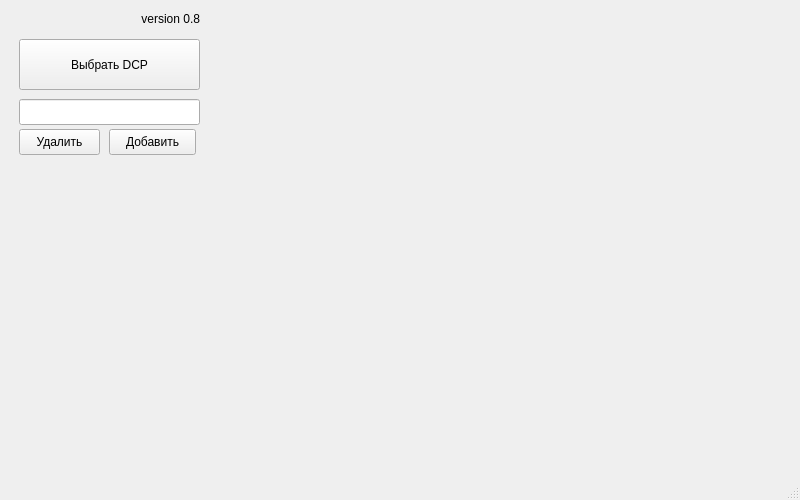
This is mainwindow.ui in SaveTheTelvit/DCPHashValidator as Qt 5 draws it before an edit. The edited form follows.
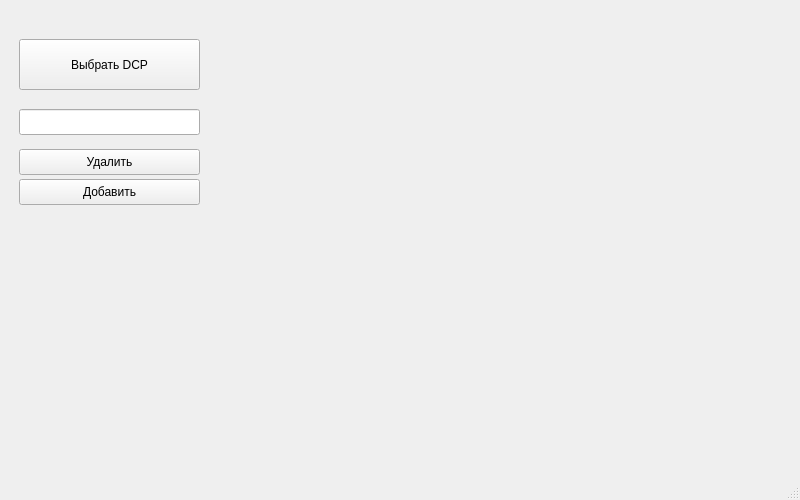
This is the edited form.

Patch:
```diff
--- a/mainwindow.ui
+++ b/mainwindow.ui
@@ -51,9 +51,9 @@
       <widget class="QPushButton" name="pushButton_2">
        <property name="geometry">
         <rect>
-         <x>100</x>
-         <y>120</y>
-         <width>87</width>
+         <x>10</x>
+         <y>170</y>
+         <width>181</width>
          <height>26</height>
         </rect>
        </property>
@@ -65,7 +65,7 @@
        <property name="geometry">
         <rect>
          <x>10</x>
-         <y>90</y>
+         <y>100</y>
          <width>181</width>
          <height>26</height>
         </rect>
@@ -75,8 +75,8 @@
        <property name="geometry">
         <rect>
          <x>10</x>
-         <y>120</y>
-         <width>81</width>
+         <y>140</y>
+         <width>181</width>
          <height>26</height>
         </rect>
        </property>
@@ -94,7 +94,7 @@
         </rect>
        </property>
        <property name="text">
-        <string>version 0.8</string>
+        <string/>
        </property>
        <property name="alignment">
         <set>Qt::AlignRight|Qt::AlignTrailing|Qt::AlignVCenter</set>
```
Left out of the diff: 6 changed lines with no effect on the pictures.
